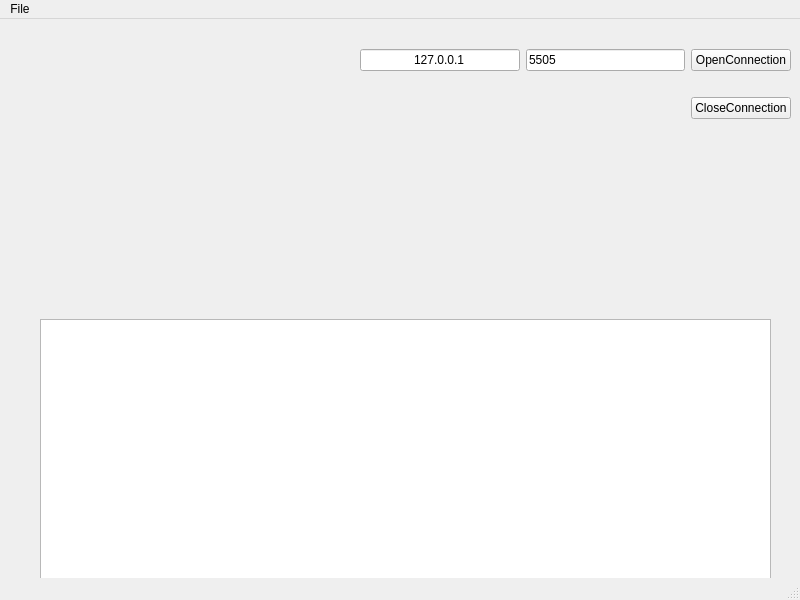
The window that src/gui/MainUI.ui (aletowk/pyqt5-ui-test) describes before a commit, drawn with Qt 5.
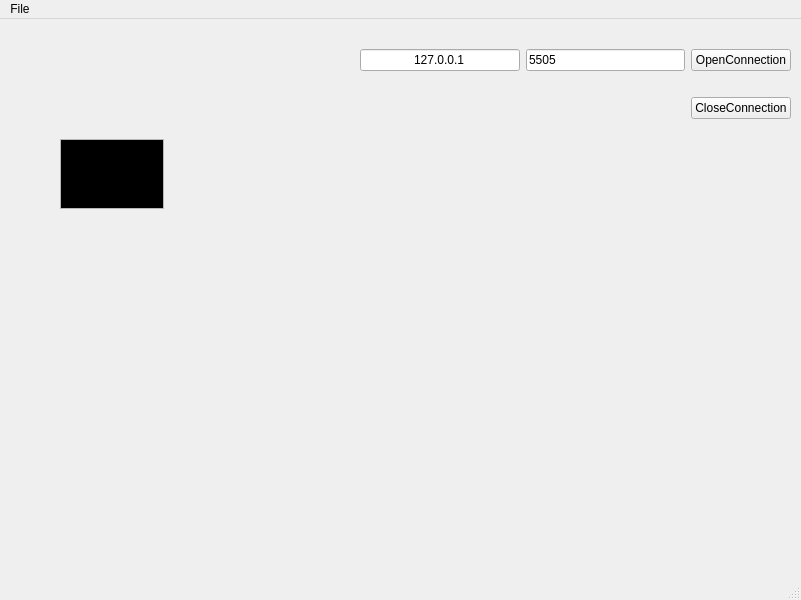
The same window after the commit.

Commit message: Debut d'une console.... probleme de signal emit from serverThread -> console

```diff
--- a/src/gui/MainUI.ui
+++ b/src/gui/MainUI.ui
@@ -6,7 +6,7 @@
    <rect>
     <x>0</x>
     <y>0</y>
-    <width>800</width>
+    <width>801</width>
     <height>600</height>
    </rect>
   </property>
@@ -66,23 +66,97 @@
      </item>
     </layout>
    </widget>
-   <widget class="QTextEdit" name="consoleViewTextEdit">
+   <widget class="QWidget" name="consoleParentWidget" native="true">
     <property name="geometry">
      <rect>
-      <x>40</x>
-      <y>300</y>
-      <width>731</width>
+      <x>30</x>
+      <y>280</y>
+      <width>751</width>
       <height>271</height>
      </rect>
     </property>
    </widget>
+   <widget class="QPlainTextEdit" name="plainTextEditConsoleex">
+    <property name="geometry">
+     <rect>
+      <x>60</x>
+      <y>120</y>
+      <width>104</width>
+      <height>70</height>
+     </rect>
+    </property>
+    <property name="palette">
+     <palette>
+      <active>
+       <colorrole role="Text">
+        <brush brushstyle="SolidPattern">
+         <color alpha="255">
+          <red>115</red>
+          <green>210</green>
+          <blue>22</blue>
+         </color>
+        </brush>
+       </colorrole>
+       <colorrole role="Base">
+        <brush brushstyle="SolidPattern">
+         <color alpha="255">
+          <red>0</red>
+          <green>0</green>
+          <blue>0</blue>
+         </color>
+        </brush>
+       </colorrole>
+      </active>
+      <inactive>
+       <colorrole role="Text">
+        <brush brushstyle="SolidPattern">
+         <color alpha="255">
+          <red>115</red>
+          <green>210</green>
+          <blue>22</blue>
+         </color>
+        </brush>
+       </colorrole>
+       <colorrole role="Base">
+        <brush brushstyle="SolidPattern">
+         <color alpha="255">
+          <red>0</red>
+          <green>0</green>
+          <blue>0</blue>
+         </color>
+        </brush>
+       </colorrole>
+      </inactive>
+      <disabled>
+       <colorrole role="Text">
+        <brush brushstyle="SolidPattern">
+         <color alpha="255">
+          <red>190</red>
+          <green>190</green>
+          <blue>190</blue>
+         </color>
+        </brush>
+       </colorrole>
+       <colorrole role="Base">
+        <brush brushstyle="SolidPattern">
+         <color alpha="255">
+          <red>239</red>
+          <green>235</green>
+          <blue>231</blue>
+         </color>
+        </brush>
+       </colorrole>
+      </disabled>
+     </palette>
+    </property>
+   </widget>
   </widget>
   <widget class="QMenuBar" name="menubar">
    <property name="geometry">
     <rect>
      <x>0</x>
      <y>0</y>
-     <width>800</width>
+     <width>801</width>
      <height>22</height>
     </rect>
    </property>
```
The commit also changes 3 other files.
